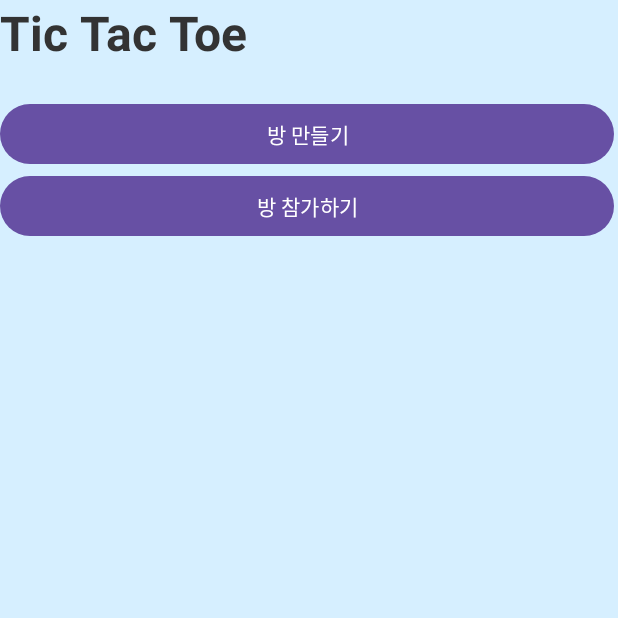
After one commit to ssamchaeso/App, an Android app: the MenuActivity screen opened directly, with no data from a screen before it, on a phone screen of 412 x 824 dp, the top half of it. The commit adds this screen. Run offline under Robolectric (Android 15) with nearby library versions, the phone set to English and light mode, and no system bars; our stand-ins replace Firebase (no records; nobody signed in at launch, a user with empty details on screens opened directly).

```diff
--- a/Final/app/build.gradle.kts
+++ b/Final/app/build.gradle.kts
@@ -11,7 +11,7 @@ android {
 
     defaultConfig {
         applicationId = "com.example.myapplication"
-        minSdk = 34
+        minSdk = 35
         targetSdk = 35
         versionCode = 1
         versionName = "1.0"
--- a/Final/app/src/main/AndroidManifest.xml
+++ b/Final/app/src/main/AndroidManifest.xml
@@ -16,6 +16,7 @@
 
     <!-- 게임 화면 -->
     <activity android:name=".MainActivity" />
+        <activity android:name=".MenuActivity" />
 
     <!-- 타이틀 화면 (시작 액티비티) -->
     <activity
--- a/Final/app/src/main/java/com/example/myapplication/TitleActivity.java
+++ b/Final/app/src/main/java/com/example/myapplication/TitleActivity.java
@@ -23,7 +23,7 @@ public class TitleActivity extends AppCompatActivity {
             public boolean onTouch(View v, MotionEvent event) {
                 if (event.getAction() == MotionEvent.ACTION_DOWN) {
                     // 터치되면 게임 화면으로 전환
-                    Intent intent = new Intent(TitleActivity.this, MainActivity.class);
+                    Intent intent = new Intent(TitleActivity.this,MainActivity.class);
                     startActivity(intent);
                     finish(); // 타이틀 화면 종료
                     return true;
--- /dev/null
+++ b/Final/app/src/main/res/layout/menu_activity.xml
@@ -0,0 +1,40 @@
+<?xml version="1.0" encoding="utf-8"?>
+<androidx.constraintlayout.widget.ConstraintLayout xmlns:android="http://schemas.android.com/apk/res/android"
+    xmlns:app="http://schemas.android.com/apk/res-auto"
+    xmlns:tools="http://schemas.android.com/tools"
+    android:layout_width="match_parent"
+    android:layout_height="match_parent"
+    android:background="#D6EFFF">
+
+    <TextView
+        android:id="@+id/textTitle"
+        android:layout_width="wrap_content"
+        android:layout_height="wrap_content"
+        android:text="Tic Tac Toe"
+        android:textColor="#333333"
+        android:textSize="32sp"
+        android:textStyle="bold"
+        tools:layout_editor_absoluteX="123dp"
+        tools:layout_editor_absoluteY="102dp" />
+
+    <LinearLayout
+        android:layout_width="409dp"
+        android:layout_height="227dp"
+        android:orientation="vertical"
+        android:gravity="center"
+        tools:layout_editor_absoluteX="1dp"
+        tools:layout_editor_absoluteY="265dp">
+
+        <Button
+            android:id="@+id/btn_make_room"
+            android:layout_width="match_parent"
+            android:layout_height="wrap_content"
+            android:text="방 만들기" />
+
+        <Button
+            android:id="@+id/btn_join_room"
+            android:layout_width="match_parent"
+            android:layout_height="wrap_content"
+            android:text="방 참가하기" />
+    </LinearLayout>
+</androidx.constraintlayout.widget.ConstraintLayout>
--- a/Final/gradle/libs.versions.toml
+++ b/Final/gradle/libs.versions.toml
@@ -18,4 +18,4 @@ activity = { group = "androidx.activity", name = "activity", version.ref = "acti
 constraintlayout = { group = "androidx.constraintlayout", name = "constraintlayout", version.ref = "constraintlayout" }
 
 [plugins]
-android-application = {  id = "com.android.application", version = "8.2.0" }
+android-application = {  id = "com.android.application", version = "8.9.0" }
```
Also changed, not shown: Final/app/src/main/java/com/example/myapplication/MainActivity.java (+31 -2 lines), Final/app/src/main/java/com/example/myapplication/MenuActivity.java (added, +91 -0 lines), 2 other files.
